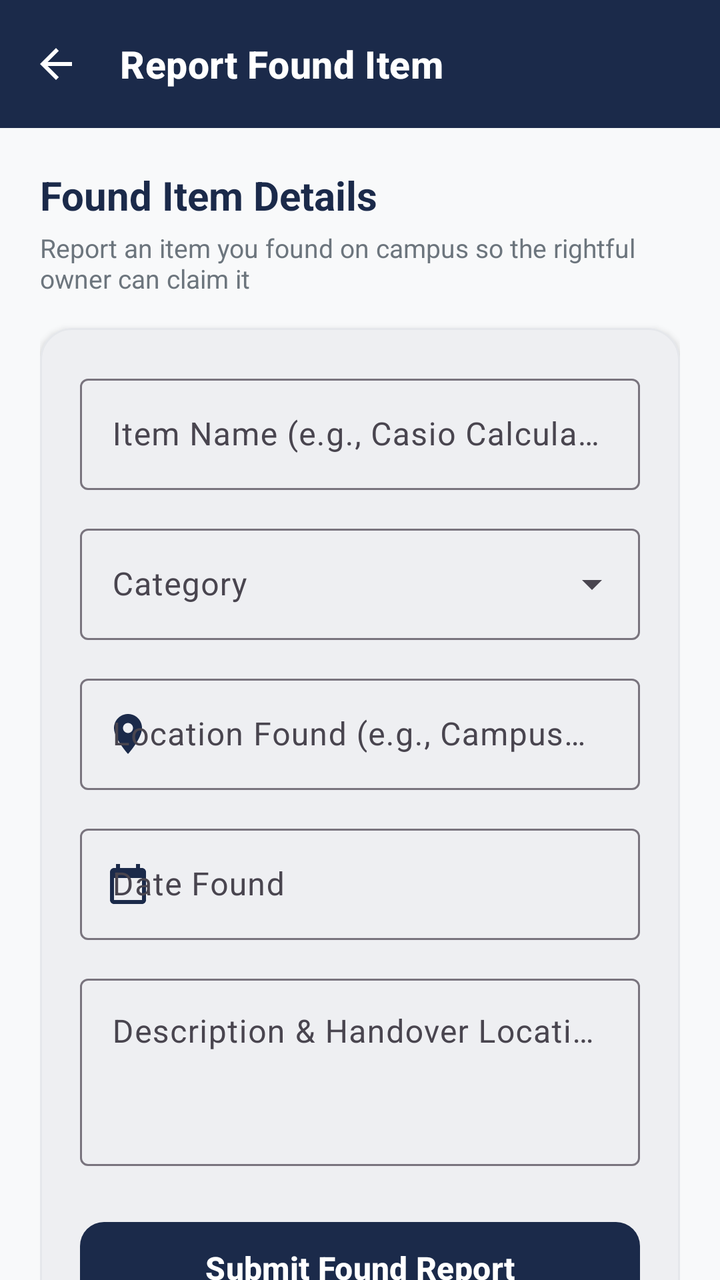
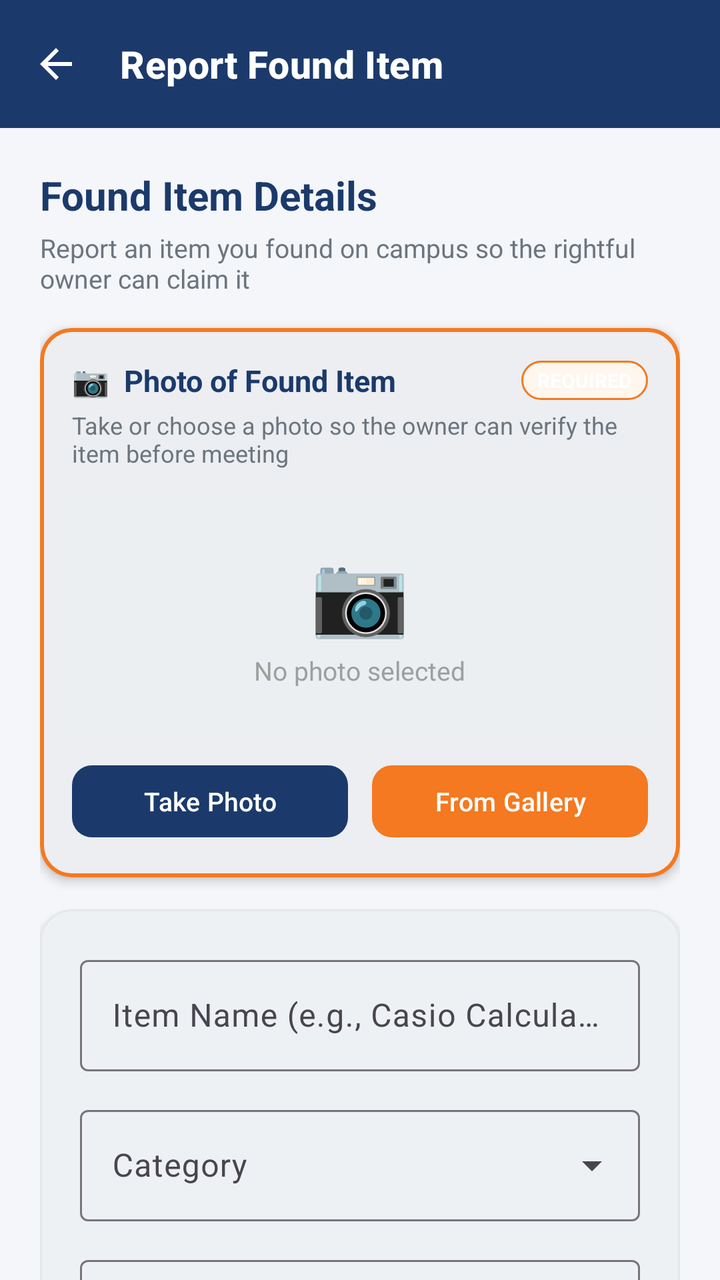

Before-and-after screenshots of an Android layout around one commit, followed by the original layout XML and the change that was made.
<!-- AndroidManifest.xml: application theme Theme.CampusFind -->
<!-- res/layout/activity_report_found.xml -->
<?xml version="1.0" encoding="utf-8"?>
<androidx.coordinatorlayout.widget.CoordinatorLayout
    xmlns:android="http://schemas.android.com/apk/res/android"
    xmlns:app="http://schemas.android.com/apk/res-auto"
    android:layout_width="match_parent"
    android:layout_height="match_parent"
    android:background="@color/background">

    <com.google.android.material.appbar.AppBarLayout
        android:layout_width="match_parent"
        android:layout_height="wrap_content">

        <com.google.android.material.appbar.MaterialToolbar
            android:id="@+id/toolbarReportFound"
            android:layout_width="match_parent"
            android:layout_height="?attr/actionBarSize"
            android:background="@color/primary"
            app:navigationIcon="@drawable/ic_arrow_back"
            app:navigationIconTint="@color/text_white"
            app:title="Report Found Item"
            app:titleTextAppearance="@style/CampusFind.ToolbarTitle" />
    </com.google.android.material.appbar.AppBarLayout>

    <androidx.core.widget.NestedScrollView
        android:layout_width="match_parent"
        android:layout_height="match_parent"
        android:fillViewport="true"
        app:layout_behavior="@string/appbar_scrolling_view_behavior">

        <LinearLayout
            android:layout_width="match_parent"
            android:layout_height="wrap_content"
            android:orientation="vertical"
            android:padding="20dp">

            <TextView
                android:layout_width="wrap_content"
                android:layout_height="wrap_content"
                android:text="Found Item Details"
                android:textColor="@color/primary"
                android:textSize="20sp"
                android:textStyle="bold" />

            <TextView
                android:layout_width="wrap_content"
                android:layout_height="wrap_content"
                android:layout_marginTop="4dp"
                android:text="Report an item you found on campus so the rightful owner can claim it"
                android:textColor="@color/text_secondary"
                android:textSize="13sp" />

            <com.google.android.material.card.MaterialCardView
                android:layout_width="match_parent"
                android:layout_height="wrap_content"
                android:layout_marginTop="16dp"
                app:cardCornerRadius="16dp"
                app:cardElevation="2dp"
                app:strokeWidth="1dp"
                app:strokeColor="@color/card_stroke"
                app:cardBackgroundColor="@color/surface">

                <LinearLayout
                    android:layout_width="match_parent"
                    android:layout_height="wrap_content"
                    android:orientation="vertical"
                    android:padding="20dp">

                    
                    <com.google.android.material.textfield.TextInputLayout
                        android:id="@+id/tilItemName"
                        android:layout_width="match_parent"
                        android:layout_height="wrap_content"
                        android:hint="Item Name (e.g., Casio Calculator, Student ID)"
                        style="@style/Widget.Material3.TextInputLayout.OutlinedBox">

                        <com.google.android.material.textfield.TextInputEditText
                            android:id="@+id/etItemName"
                            android:layout_width="match_parent"
                            android:layout_height="wrap_content"
                            android:inputType="textCapWords"
                            android:textColor="@color/text_primary" />
                    </com.google.android.material.textfield.TextInputLayout>

                    
                    <com.google.android.material.textfield.TextInputLayout
                        android:id="@+id/tilCategory"
                        style="@style/Widget.Material3.TextInputLayout.OutlinedBox.ExposedDropdownMenu"
                        android:layout_width="match_parent"
                        android:layout_height="wrap_content"
                        android:layout_marginTop="14dp"
                        android:hint="Category">

                        <AutoCompleteTextView
                            android:id="@+id/actvCategory"
                            android:layout_width="match_parent"
                            android:layout_height="wrap_content"
                            android:inputType="none"
                            android:textColor="@color/text_primary" />
                    </com.google.android.material.textfield.TextInputLayout>

                    
                    <com.google.android.material.textfield.TextInputLayout
                        android:id="@+id/tilLocation"
                        android:layout_width="match_parent"
                        android:layout_height="wrap_content"
                        android:layout_marginTop="14dp"
                        android:hint="Location Found (e.g., Campus Canteen Table 4)"
                        app:startIconDrawable="@drawable/ic_location"
                        app:startIconTint="@color/primary"
                        style="@style/Widget.Material3.TextInputLayout.OutlinedBox">

                        <com.google.android.material.textfield.TextInputEditText
                            android:id="@+id/etLocation"
                            android:layout_width="match_parent"
                            android:layout_height="wrap_content"
                            android:inputType="textCapSentences"
                            android:textColor="@color/text_primary" />
                    </com.google.android.material.textfield.TextInputLayout>

                    
                    <com.google.android.material.textfield.TextInputLayout
                        android:id="@+id/tilDate"
                        android:layout_width="match_parent"
                        android:layout_height="wrap_content"
                        android:layout_marginTop="14dp"
                        android:hint="Date Found"
                        app:startIconDrawable="@drawable/ic_calendar"
                        app:startIconTint="@color/primary"
                        style="@style/Widget.Material3.TextInputLayout.OutlinedBox">

                        <com.google.android.material.textfield.TextInputEditText
                            android:id="@+id/etDate"
                            android:layout_width="match_parent"
                            android:layout_height="wrap_content"
                            android:focusable="false"
                            android:clickable="true"
                            android:inputType="none"
                            android:textColor="@color/text_primary" />
                    </com.google.android.material.textfield.TextInputLayout>

                    
                    <com.google.android.material.textfield.TextInputLayout
                        android:id="@+id/tilDescription"
                        android:layout_width="match_parent"
                        android:layout_height="wrap_content"
                        android:layout_marginTop="14dp"
                        android:hint="Description &amp; Handover Location (e.g., Left at Guard Desk)"
                        style="@style/Widget.Material3.TextInputLayout.OutlinedBox">

                        <com.google.android.material.textfield.TextInputEditText
                            android:id="@+id/etDescription"
                            android:layout_width="match_parent"
                            android:layout_height="wrap_content"
                            android:lines="3"
                            android:gravity="top|start"
                            android:inputType="textMultiLine|textCapSentences"
                            android:textColor="@color/text_primary" />
                    </com.google.android.material.textfield.TextInputLayout>

                    
                    <com.google.android.material.button.MaterialButton
                        android:id="@+id/btnSubmitFound"
                        android:layout_width="match_parent"
                        android:layout_height="54dp"
                        android:layout_marginTop="24dp"
                        android:text="Submit Found Report"
                        android:textSize="16sp"
                        android:textStyle="bold"
                        android:textAllCaps="false"
                        app:cornerRadius="12dp"
                        app:backgroundTint="@color/primary"
                        android:textColor="@color/text_white" />

                </LinearLayout>
            </com.google.android.material.card.MaterialCardView>

        </LinearLayout>
    </androidx.core.widget.NestedScrollView>

</androidx.coordinatorlayout.widget.CoordinatorLayout>
<!-- resources referenced by this layout -->
<resources>
  <color name="background">#F8F9FA</color>
  <color name="card_stroke">#E5E7EB</color>
  <color name="primary">#1B2A4A</color>
  <color name="surface">#FFFFFF</color>
  <color name="text_primary">#1B2A4A</color>
  <color name="text_secondary">#6C757D</color>
  <color name="text_white">#FFFFFF</color>
  <!-- drawable ic_arrow_back (drawable) -->
  <vector xmlns:android="http://schemas.android.com/apk/res/android"
      android:width="24dp"
      android:height="24dp"
      android:viewportWidth="24"
      android:viewportHeight="24">
      <path
          android:fillColor="#FFFFFF"
          android:pathData="M20,11H7.83l5.59,-5.59L12,4l-8,8 8,8 1.41,-1.41L7.83,13H20v-2z"/>
  </vector>
  <!-- drawable ic_calendar (drawable) -->
  <vector xmlns:android="http://schemas.android.com/apk/res/android"
      android:width="24dp"
      android:height="24dp"
      android:viewportWidth="24"
      android:viewportHeight="24">
      <path
          android:fillColor="@color/accent"
          android:pathData="M19,4h-1V2h-2v2H8V2H6v2H5c-1.11,0 -1.99,0.9 -1.99,2L3,20c0,1.1 0.89,2 2,2h14c1.1,0 2,-0.9 2,-2V6c0,-1.1 -0.9,-2 -2,-2zm0,16H5V9h14v11z"/>
  </vector>
  <!-- drawable ic_location (drawable) -->
  <vector xmlns:android="http://schemas.android.com/apk/res/android"
      android:width="24dp"
      android:height="24dp"
      android:viewportWidth="24"
      android:viewportHeight="24">
      <path
          android:fillColor="@color/accent"
          android:pathData="M12,2C8.13,2 5,5.13 5,9c0,5.25 7,13 7,13s7,-7.75 7,-13c0,-3.87 -3.13,-7 -7,-7zm0,9.5c-1.38,0 -2.5,-1.12 -2.5,-2.5s1.12,-2.5 2.5,-2.5 2.5,1.12 2.5,2.5 -1.12,2.5 -2.5,2.5z"/>
  </vector>
  <style name="CampusFind.ToolbarTitle" parent="TextAppearance.Material3.TitleMedium">
          <item name="android:textColor">@color/text_white</item>
          <item name="android:textStyle">bold</item>
          <item name="android:textSize">19sp</item>
      </style>
  <style name="Theme.CampusFind" parent="Theme.Material3.Light.NoActionBar">
          
          <item name="colorPrimary">@color/primary</item>
          <item name="colorOnPrimary">@color/text_white</item>
          <item name="colorPrimaryContainer">@color/primary_light</item>
          <item name="colorOnPrimaryContainer">@color/text_white</item>
  
          
          <item name="colorSecondary">@color/accent</item>
          <item name="colorOnSecondary">@color/text_white</item>
          <item name="colorSecondaryContainer">@color/accent_light</item>
          <item name="colorOnSecondaryContainer">@color/primary_dark</item>
  
          
          <item name="android:windowBackground">@color/background</item>
          <item name="colorSurface">@color/surface</item>
          <item name="colorOnSurface">@color/text_primary</item>
  
          
          <item name="android:statusBarColor">@color/primary</item>
          <item name="android:windowLightStatusBar">false</item>
      </style>
  <color name="accent">#FF6B35</color>
  <color name="primary_light">#2E426B</color>
  <color name="accent_light">#FFA07A</color>
  <color name="primary_dark">#0F1B33</color>
</resources>

<!-- the commit's change to res/layout/activity_report_found.xml (unified diff, before → after) -->
@@ -9,7 +9,6 @@
     <com.google.android.material.appbar.AppBarLayout
         android:layout_width="match_parent"
         android:layout_height="wrap_content">
-
         <com.google.android.material.appbar.MaterialToolbar
             android:id="@+id/toolbarReportFound"
             android:layout_width="match_parent"
@@ -49,6 +48,151 @@
                 android:textColor="@color/text_secondary"
                 android:textSize="13sp" />
 
+            
+            
+            
+            <com.google.android.material.card.MaterialCardView
+                android:layout_width="match_parent"
+                android:layout_height="wrap_content"
+                android:layout_marginTop="16dp"
+                app:cardCornerRadius="16dp"
+                app:cardElevation="3dp"
+                app:strokeWidth="2dp"
+                app:strokeColor="@color/accent"
+                app:cardBackgroundColor="@color/surface">
+
+                <LinearLayout
+                    android:layout_width="match_parent"
+                    android:layout_height="wrap_content"
+                    android:orientation="vertical"
+                    android:padding="16dp">
+
+                    
+                    <LinearLayout
+                        android:layout_width="match_parent"
+                        android:layout_height="wrap_content"
+                        android:orientation="horizontal"
+                        android:gravity="center_vertical">
+
+                        <TextView
+                            android:layout_width="0dp"
+                            android:layout_height="wrap_content"
+                            android:layout_weight="1"
+                            android:text="📷  Photo of Found Item"
+                            android:textColor="@color/primary"
+                            android:textSize="15sp"
+                            android:textStyle="bold" />
+
+                        
+                        <TextView
+                            android:layout_width="wrap_content"
+                            android:layout_height="wrap_content"
+                            android:text="REQUIRED"
+                            android:textColor="#FFFFFF"
+                            android:textSize="10sp"
+                            android:textStyle="bold"
+                            android:paddingStart="8dp"
+                            android:paddingEnd="8dp"
+                            android:paddingTop="3dp"
+                            android:paddingBottom="3dp"
+                            android:background="@drawable/badge_active" />
+                    </LinearLayout>
+
+                    <TextView
+                        android:layout_width="wrap_content"
+                        android:layout_height="wrap_content"
+                        android:layout_marginTop="4dp"
+                        android:text="Take or choose a photo so the owner can verify the item before meeting"
+                        android:textColor="@color/text_secondary"
+                        android:textSize="12sp" />
+
+                    
+                    <ImageView
+                        android:id="@+id/ivPhotoPreview"
+                        android:layout_width="match_parent"
+                        android:layout_height="200dp"
+                        android:layout_marginTop="12dp"
+                        android:scaleType="centerCrop"
+                        android:background="@color/surface_variant"
+                        android:visibility="gone"
+                        android:contentDescription="Photo preview" />
+
+                    
+                    <LinearLayout
+                        android:id="@+id/layoutPhotoPlaceholder"
+                        android:layout_width="match_parent"
+                        android:layout_height="120dp"
+                        android:layout_marginTop="12dp"
+                        android:orientation="vertical"
+                        android:gravity="center"
+                        android:background="@color/surface_variant">
+
+                        <TextView
+                            android:layout_width="wrap_content"
+                            android:layout_height="wrap_content"
+                            android:text="📷"
+                            android:textSize="40sp" />
+
+                        <TextView
+                            android:layout_width="wrap_content"
+                            android:layout_height="wrap_content"
+                            android:layout_marginTop="4dp"
+                            android:text="No photo selected"
+                            android:textColor="@color/text_hint"
+                            android:textSize="13sp" />
+                    </LinearLayout>
+
+                    
+                    <TextView
+                        android:id="@+id/tvPhotoError"
+                        android:layout_width="wrap_content"
+                        android:layout_height="wrap_content"
+                        android:layout_marginTop="4dp"
+                        android:text="⚠ A photo is required to submit a found report"
+                        android:textColor="#E53935"
+                        android:textSize="12sp"
+                        android:visibility="gone" />
+
+                    
+                    <LinearLayout
+                        android:layout_width="match_parent"
+                        android:layout_height="wrap_content"
+                        android:layout_marginTop="12dp"
+                        android:orientation="horizontal">
+
+                        <com.google.android.material.button.MaterialButton
+                            android:id="@+id/btnTakePhoto"
+                            android:layout_width="0dp"
+                            android:layout_height="44dp"
+                            android:layout_weight="1"
+                            android:layout_marginEnd="6dp"
+                            android:text="Take Photo"
+                            android:textSize="13sp"
+                            android:textAllCaps="false"
+                            app:cornerRadius="10dp"
+                            app:backgroundTint="@color/primary"
+                            android:textColor="@color/text_white" />
+
+                        <com.google.android.material.button.MaterialButton
+                            android:id="@+id/btnChooseGallery"
+                            android:layout_width="0dp"
+                            android:layout_height="44dp"
+                            android:layout_weight="1"
+                            android:layout_marginStart="6dp"
+                            android:text="From Gallery"
+                            android:textSize="13sp"
+                            android:textAllCaps="false"
+                            app:cornerRadius="10dp"
+                            app:backgroundTint="@color/accent"
+                            android:textColor="@color/text_white" />
+                    </LinearLayout>
+
+                </LinearLayout>
+            </com.google.android.material.card.MaterialCardView>
+
+            
+            
+            
             <com.google.android.material.card.MaterialCardView
                 android:layout_width="match_parent"
                 android:layout_height="wrap_content"
@@ -72,7 +216,6 @@
                         android:layout_height="wrap_content"
                         android:hint="Item Name (e.g., Casio Calculator, Student ID)"
                         style="@style/Widget.Material3.TextInputLayout.OutlinedBox">
-
                         <com.google.android.material.textfield.TextInputEditText
                             android:id="@+id/etItemName"
                             android:layout_width="match_parent"
@@ -89,7 +232,6 @@
                         android:layout_height="wrap_content"
                         android:layout_marginTop="14dp"
                         android:hint="Category">
-
                         <AutoCompleteTextView
                             android:id="@+id/actvCategory"
                             android:layout_width="match_parent"
@@ -108,7 +250,6 @@
                         app:startIconDrawable="@drawable/ic_location"
                         app:startIconTint="@color/primary"
                         style="@style/Widget.Material3.TextInputLayout.OutlinedBox">
-
                         <com.google.android.material.textfield.TextInputEditText
                             android:id="@+id/etLocation"
                             android:layout_width="match_parent"
@@ -127,7 +268,6 @@
                         app:startIconDrawable="@drawable/ic_calendar"
                         app:startIconTint="@color/primary"
                         style="@style/Widget.Material3.TextInputLayout.OutlinedBox">
-
                         <com.google.android.material.textfield.TextInputEditText
                             android:id="@+id/etDate"
                             android:layout_width="match_parent"
@@ -146,7 +286,6 @@
                         android:layout_marginTop="14dp"
                         android:hint="Description &amp; Handover Location (e.g., Left at Guard Desk)"
                         style="@style/Widget.Material3.TextInputLayout.OutlinedBox">
-
                         <com.google.android.material.textfield.TextInputEditText
                             android:id="@+id/etDescription"
                             android:layout_width="match_parent"
<!-- resource entries referenced after the edit -->
@@ -1,12 +1,24 @@
 <!-- resources referenced by this layout -->
 <resources>
-  <color name="background">#F8F9FA</color>
+  <color name="background">#F4F6FA</color>
   <color name="card_stroke">#E5E7EB</color>
-  <color name="primary">#1B2A4A</color>
+  <color name="primary">#1B3A6B</color>
   <color name="surface">#FFFFFF</color>
-  <color name="text_primary">#1B2A4A</color>
+  <color name="surface_variant">#ECEFF1</color>
+  <color name="text_hint">#9E9E9E</color>
+  <color name="text_primary">#1B3A6B</color>
   <color name="text_secondary">#6C757D</color>
   <color name="text_white">#FFFFFF</color>
+  <!-- drawable badge_active (drawable) -->
+  <?xml version="1.0" encoding="utf-8"?>
+  <shape xmlns:android="http://schemas.android.com/apk/res/android"
+      android:shape="rectangle">
+      <corners android:radius="12dp" />
+      <solid android:color="@color/status_active_bg" />
+      <stroke
+          android:width="1dp"
+          android:color="@color/status_active" />
+  </shape>
   <!-- drawable ic_arrow_back (drawable) -->
   <vector xmlns:android="http://schemas.android.com/apk/res/android"
       android:width="24dp"
@@ -64,9 +76,11 @@
           <item name="android:statusBarColor">@color/primary</item>
           <item name="android:windowLightStatusBar">false</item>
       </style>
-  <color name="accent">#FF6B35</color>
-  <color name="primary_light">#2E426B</color>
-  <color name="accent_light">#FFA07A</color>
-  <color name="primary_dark">#0F1B33</color>
+  <color name="status_active_bg">#FFF6EE</color>
+  <color name="status_active">#F47920</color>
+  <color name="accent">#F47920</color>
+  <color name="primary_light">#2E5499</color>
+  <color name="accent_light">#FFB366</color>
+  <color name="primary_dark">#0F2448</color>
 </resources>
 
